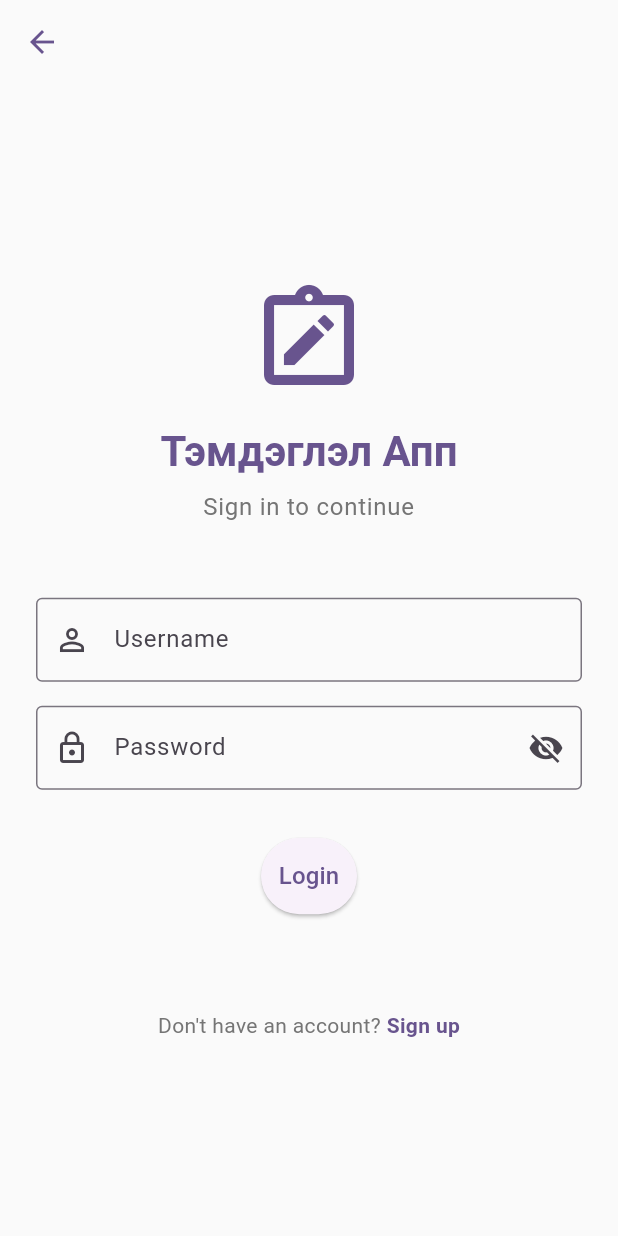
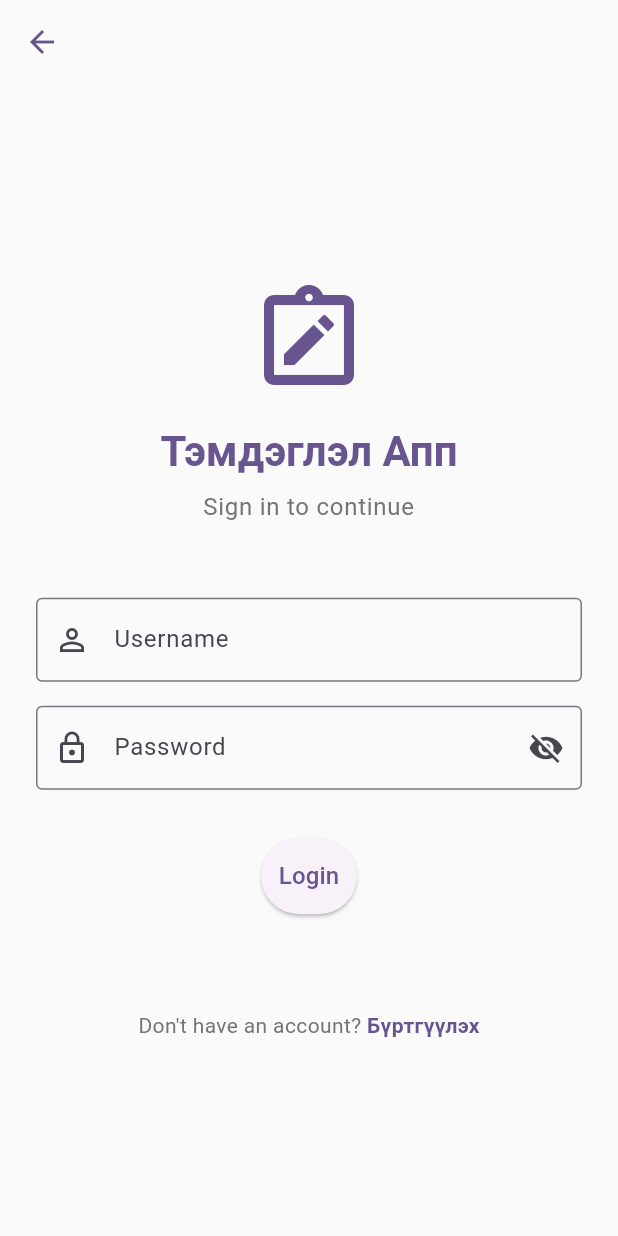
Before and after one commit to B221940039/note_app, a Flutter app: the screen it shows after launch, after a tap on "Login", on a phone screen of 412 x 824 dp. Run offline on Flutter 3.47's test engine with Material 3 defaults, Android fonts, the phone set to English and light mode, and no system bars.

Commit message:
initial commit

```diff
--- a/lib/screens/login.dart
+++ b/lib/screens/login.dart
@@ -221,7 +221,7 @@ class _LoginScreenState extends State<LoginScreen> {
                         Navigator.of(context).pushNamed('/register');
                       },
                       child: Text(
-                        'Sign up',
+                        'Бүртгүүлэх',
                         style: TextStyle(
                           color: Theme.of(context).primaryColor,
                           fontWeight: FontWeight.bold,
```
